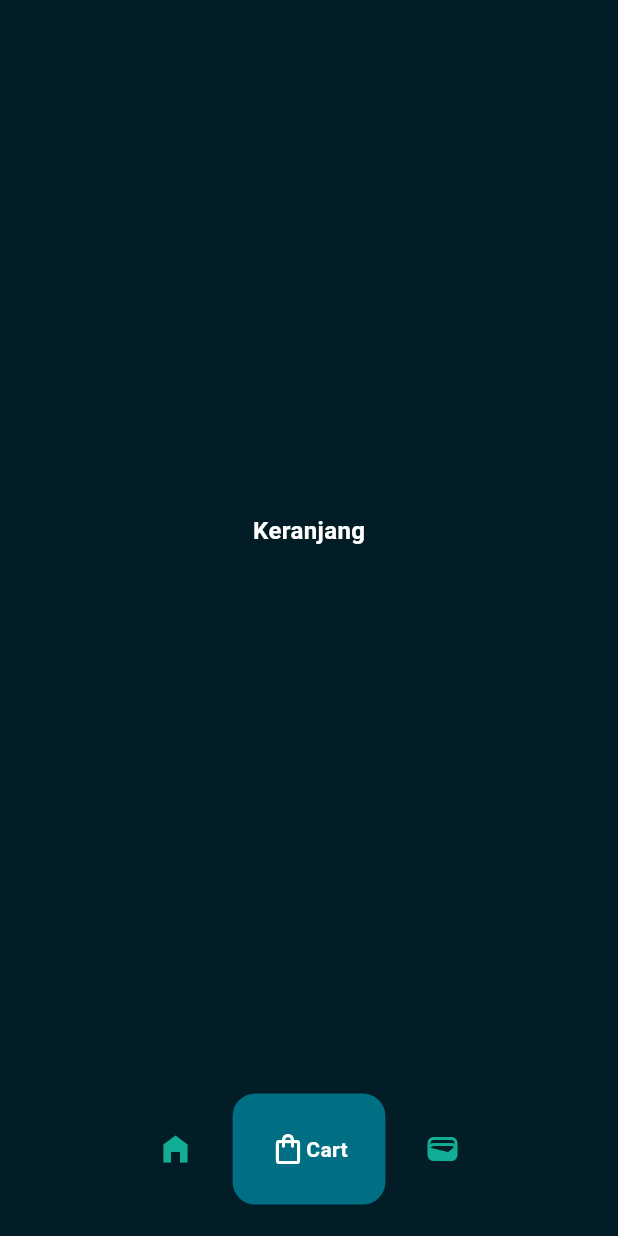
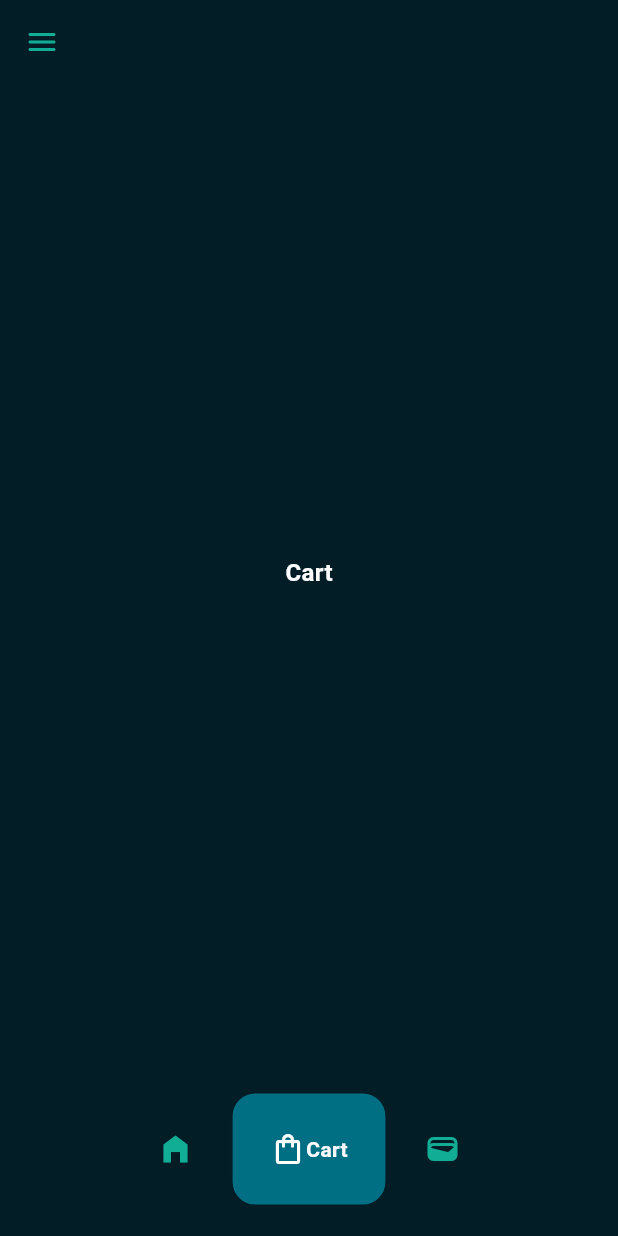
Before and after one commit to Idhamatta/rodrik-ecommerce, a Flutter app: the HomePage screen opened directly, item 2 of the bottom bar chosen, on a phone screen of 412 x 824 dp. Run offline on Flutter 3.47's test engine with Material 3 defaults, Android fonts, the phone set to English and light mode, and no system bars; drawn by our look-alikes of google_nav_bar.

Commit message:
add drawer and drawer icon

```diff
--- a/lib/pages/cart_page.dart
+++ b/lib/pages/cart_page.dart
@@ -7,7 +7,7 @@ class CartPage extends StatelessWidget {
   Widget build(BuildContext context) {
     return Center(
       child: Text(
-        'Keranjang',
+        'Cart',
         style: TextStyle(
             fontSize: 16, color: Colors.white, fontWeight: FontWeight.bold),
       ),
--- a/lib/pages/home_page.dart
+++ b/lib/pages/home_page.dart
@@ -33,15 +33,89 @@ class _HomePageState extends State<HomePage> {
 
     // payment page
     const PaymentPage(),
-
   ];
 
   @override
   Widget build(BuildContext context) {
     return Scaffold(
-      backgroundColor: Color.fromARGB(255, 3, 29, 39),
+      backgroundColor: const Color.fromARGB(255, 3, 29, 39),
       bottomNavigationBar: MyBottomNavBar(
         onTabChange: (index) => navigateBottomBar(index),
+      ),
+      appBar: AppBar(
+        backgroundColor: Colors.transparent,
+        elevation: 0,
+        leading: Builder(
+          builder: (context) => IconButton(
+            onPressed: () {
+              Scaffold.of(context).openDrawer();
+            },
+            icon: const Icon(
+              Icons.menu_rounded,
+              color: Color(0xFF12ad95),
+            ),
+          ),
+        ),
+      ),
+      drawer: Drawer(
+        backgroundColor: Color.fromARGB(255, 3, 29, 39),
+        child: Column(
+          children: [
+            // logo
+            DrawerHeader(
+              child: Image.asset(
+                'lib/images/rodriklogo.png',
+              ),
+            ),
+            Padding(
+              padding: const EdgeInsets.symmetric(horizontal: 25.0),
+              child: Divider(
+                color: Color(0xFF12ad95),
+              ),
+            ),
+
+            // other pages
+            const Padding(
+              padding: EdgeInsets.only(left: 25.0),
+              child: ListTile(
+                leading: Icon(
+                  Icons.home_outlined,
+                  color: Colors.white,
+                ),
+                title: Text(
+                  'Home',
+                  style: TextStyle(color: Colors.white),
+                ),
+              ),
+            ),
+            const Padding(
+              padding: EdgeInsets.only(left: 25.0),
+              child: ListTile(
+                leading: Icon(
+                  Icons.info_outline_rounded,
+                  color: Colors.white,
+                ),
+                title: Text(
+                  'About',
+                  style: TextStyle(color: Colors.white),
+                ),
+              ),
+            ),
+            const Padding(
+              padding: EdgeInsets.only(left: 25.0),
+              child: ListTile(
+                leading: Icon(
+                  Icons.logout_rounded,
+                  color: Colors.white,
+                ),
+                title: Text(
+                  'Logout',
+                  style: TextStyle(color: Colors.white),
+                ),
+              ),
+            ),
+          ],
+        ),
       ),
       body: _pages[_selectedIndex],
     );
```
